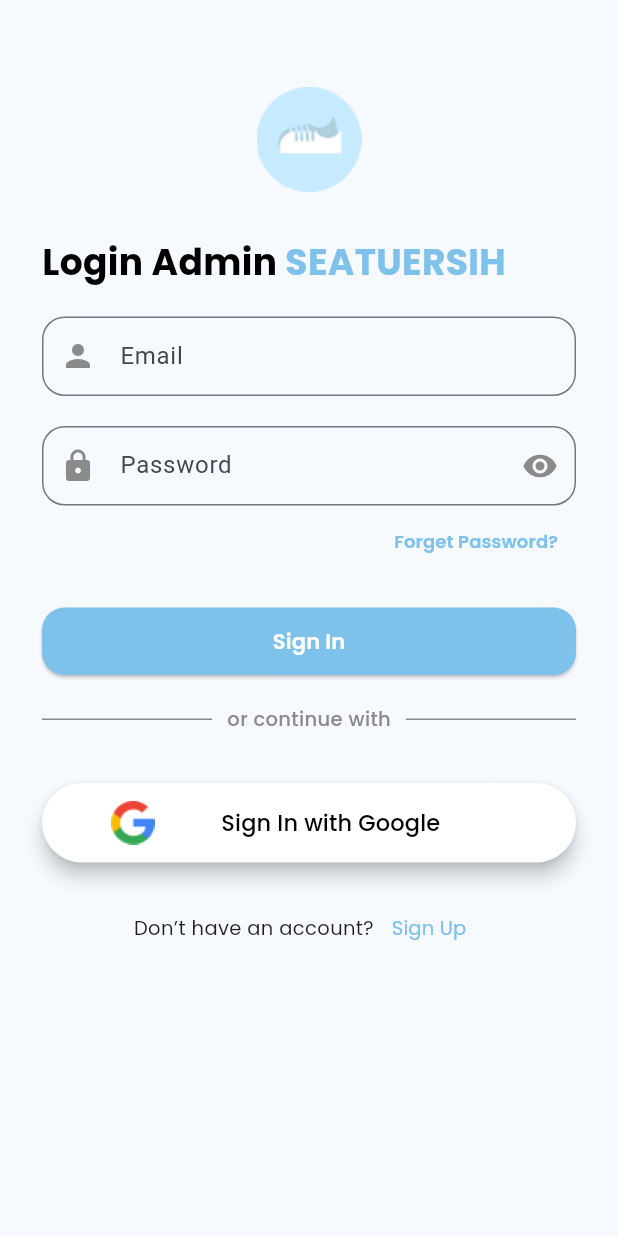
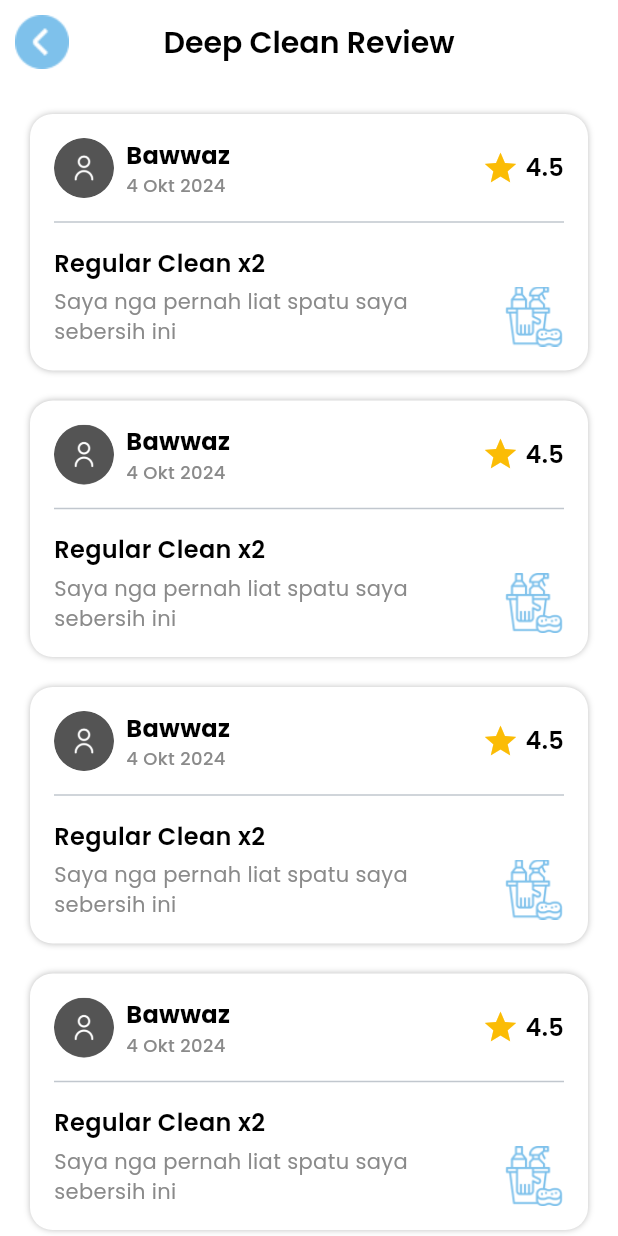
Before and after one commit to bawwaz/SeatuErsih-Admin-, a Flutter app: the screen it shows after launch, on a phone screen of 412 x 824 dp. Run offline on Flutter 3.47's test engine with Material 3 defaults, Android fonts, the phone set to English and light mode, and no system bars; our stand-ins replace dio, get, google_fonts, shared_preferences; missing offline and left inert: dart:ffi.

Commit message:
feat: [DNA] add page review reg and deep

```diff
--- /dev/null
+++ b/lib/app/pages/features/product_review_deep_page/product_review_deep_binding.dart
@@ -0,0 +1,9 @@
+import 'package:get/get.dart';
+import 'package:seatu_ersih_admin/app/pages/features/product_review_deep_page/product_review_deep_controller.dart';
+
+class ProductReviewDeepBinding extends Bindings {
+  @override
+  void dependencies() {
+    Get.lazyPut<ProductReviewDeepController>(() => ProductReviewDeepController());
+  }
+}
--- /dev/null
+++ b/lib/app/pages/features/product_review_deep_page/product_review_deep_controller.dart
@@ -0,0 +1,6 @@
+import 'package:flutter/material.dart';
+import 'package:get/get_state_manager/src/simple/get_controllers.dart';
+
+class ProductReviewDeepController extends GetxController{
+
+}
--- /dev/null
+++ b/lib/app/pages/features/product_review_deep_page/product_review_deep_view.dart
@@ -0,0 +1,57 @@
+import 'package:flutter/material.dart';
+import 'package:google_fonts/google_fonts.dart';
+import 'package:seatu_ersih_admin/app/pages/features/product_review_deep_page/widget/card_review_deep.dart';
+import 'package:seatu_ersih_admin/app/pages/features/product_review_reg_page/widget/card_review_reg.dart';
+
+class ProductReviewDeepView extends StatelessWidget {
+  const ProductReviewDeepView({super.key});
+
+  @override
+  Widget build(BuildContext context) {
+    return Scaffold(
+      backgroundColor: Colors.white,
+      appBar: AppBar(
+        backgroundColor: Color(0xFFFFFFFF),
+        automaticallyImplyLeading: false,
+        leading: InkWell(
+          onTap: () {},
+          child: Image.asset('assets/img/angle-circle-right 1.png'),
+        ),
+        centerTitle: true,
+        title: Text(
+          'Deep Clean Review',
+          style: GoogleFonts.poppins(
+            fontWeight: FontWeight.w600,
+            color: Colors.black,
+            fontSize: 20,
+          ),
+        ),
+      ),
+      body: ListView.builder(
+        padding: EdgeInsets.all(20),
+        itemCount: 5,
+        itemBuilder: (context, index) {
+          return Padding(
+            padding: const EdgeInsets.only(bottom: 20),
+            child: Container(
+              padding: EdgeInsets.all(16),
+              decoration: BoxDecoration(
+                color: Colors.white,
+                borderRadius: BorderRadius.circular(15),
+                boxShadow: [
+                  BoxShadow(
+                    color: Colors.black.withOpacity(0.25),
+                    spreadRadius: 0,
+                    blurRadius: 3,
+                    offset: Offset(0, 0),
+                  ),
+                ],
+              ),
+              child: CardReviewDeep(),
+            ),
+          );
+        },
+      ),
+    );
+  }
+}
--- /dev/null
+++ b/lib/app/pages/features/product_review_deep_page/widget/card_review_deep.dart
@@ -0,0 +1,101 @@
+import 'package:flutter/material.dart';
+import 'package:google_fonts/google_fonts.dart';
+
+class CardReviewDeep extends StatelessWidget {
+  const CardReviewDeep({
+    super.key,
+  });
+
+  @override
+  Widget build(BuildContext context) {
+    return Column(
+      crossAxisAlignment: CrossAxisAlignment.start,
+      children: [
+        Row(
+          children: [
+            CircleAvatar(
+              radius: 20,
+              backgroundColor: Colors.grey.shade300,
+              child: ClipOval(
+                child: Image.asset(
+                  'assets/img/profile-icon.png',
+                  fit: BoxFit.cover,
+                  width: 40,
+                  height: 40,
+                ),
+              ),
+            ),
+            SizedBox(width: 8),
+            Column(
+              crossAxisAlignment: CrossAxisAlignment.start,
+              children: [
+                Text(
+                  'Bawwaz',
+                  style: GoogleFonts.poppins(
+                    fontWeight: FontWeight.bold,
+                    fontSize: 16,
+                    color: Colors.black,
+                  ),
+                ),
+                Text(
+                  '4 Okt 2024',
+                  style: GoogleFonts.poppins(
+                    fontWeight: FontWeight.w500,
+                    fontSize: 12,
+                    color: Color(0xff8A8A8A),
+                  ),
+                ),
+              ],
+            ),
+            Spacer(),
+            Row(
+              children: [
+                Icon(Icons.star, color: Color(0xffFBBC05), size: 25),
+                SizedBox(width: 4),
+                Text(
+                  '4.5',
+                  style: GoogleFonts.poppins(
+                    fontWeight: FontWeight.w600,
+                    fontSize: 16,
+                    color: Colors.black,
+                  ),
+                ),
+              ],
+            ),
+          ],
+        ),
+        SizedBox(height: 8),
+        Divider(),
+        SizedBox(height: 8),
+        Text(
+          'Regular Clean x2',
+          style: GoogleFonts.poppins(
+            fontWeight: FontWeight.w600,
+            fontSize: 16,
+            color: Colors.black,
+          ),
+        ),
+        SizedBox(height: 4),
+        Row(
+          children: [
+            Expanded(
+              child: Text(
+                'Saya nga pernah liat spatu saya sebersih ini',
+                style: GoogleFonts.poppins(
+                  fontWeight: FontWeight.w400,
+                  fontSize: 14,
+                  color: Color(0xff8A8A8A),
+                ),
+              ),
+            ),
+            SizedBox(width: 8),
+            Image.asset(
+              'assets/img/cleaning.png',
+              height: 40,
+            ),
+          ],
+        ),
+      ],
+    );
+  }
+}
--- /dev/null
+++ b/lib/app/pages/features/product_review_reg_page/product_review_reg_binding.dart
@@ -0,0 +1,9 @@
+import 'package:get/get.dart';
+import 'package:seatu_ersih_admin/app/pages/features/product_review_reg_page/product_review_reg_controller.dart';
+
+class ProductReviewRegBinding extends Bindings {
+  @override
+  void dependencies() {
+    Get.lazyPut<ProductReviewRegController>(() => ProductReviewRegController());
+  }
+}
--- /dev/null
+++ b/lib/app/pages/features/product_review_reg_page/product_review_reg_controller.dart
@@ -0,0 +1,6 @@
+import 'package:flutter/material.dart';
+import 'package:get/get_state_manager/src/simple/get_controllers.dart';
+
+class ProductReviewRegController extends GetxController {
+
+}
--- a/lib/app/router/app_pages.dart
+++ b/lib/app/router/app_pages.dart
@@ -7,6 +7,10 @@ import 'package:seatu_ersih_admin/app/pages/features/order_detail_page/order_det
 import 'package:seatu_ersih_admin/app/pages/features/order_detail_page/order_detail_view.dart';
 import 'package:seatu_ersih_admin/app/pages/features/order_management_page/order_management_binding.dart';
 import 'package:seatu_ersih_admin/app/pages/features/order_management_page/order_management_view.dart';
+import 'package:seatu_ersih_admin/app/pages/features/product_review_deep_page/product_review_deep_binding.dart';
+import 'package:seatu_ersih_admin/app/pages/features/product_review_deep_page/product_review_deep_view.dart';
+import 'package:seatu_ersih_admin/app/pages/features/product_review_reg_page/product_review_reg_binding.dart';
+import 'package:seatu_ersih_admin/app/pages/features/product_review_reg_page/product_review_reg_view.dart';
 import 'package:seatu_ersih_admin/app/pages/initial_page/login_page/LoginpageView.dart';
 import 'package:seatu_ersih_admin/app/pages/initial_page/login_page/login_binding.dart';
 import 'package:seatu_ersih_admin/draft/order_list_page/order_list_view.dart';
@@ -28,7 +32,7 @@ part 'routes.dart';
 class AppPages {
   AppPages._();
 
-  static final INITIAL = Routes.LOGIN;
+  static final INITIAL = Routes.PRODUCTREVIEWDEEP;
 
   static final routes = [
     GetPage(
@@ -95,5 +99,15 @@ class AppPages {
       page: () => OrderRequestView(),
       binding: OrderRequestBinding(),
     ),
+    GetPage(
+      name: Routes.PRODUCTREVIEWREG,
+      page: () => ProductReviewRegView(),
+      binding: ProductReviewRegBinding(),
+    ),
+    GetPage(
+      name: Routes.PRODUCTREVIEWDEEP,
+      page: () => ProductReviewDeepView(),
+      binding: ProductReviewDeepBinding(),
+    ),
   ];
 }
--- a/lib/app/router/routes.dart
+++ b/lib/app/router/routes.dart
@@ -15,6 +15,10 @@ class Routes {
   static String ORDERSTATUSCOMPLETED = '/orderstatuscompleted';
   static String ORDERSTATUSDECLINED = '/orderstatusdeclined';
   static String PRODUCTREVIEW = '/productreview';
+    static String PRODUCTREVIEWREG = '/productreviewreg';
+        static String PRODUCTREVIEWDEEP = '/productreviewdeep';
+
+
 }
 
 // class Routes {
```
Also changed, not shown: lib/app/pages/features/product_review_reg_page/product_review_reg_view.dart (added, +56 -0 lines), lib/app/pages/features/product_review_reg_page/widget/card_review_reg.dart (added, +101 -0 lines).
